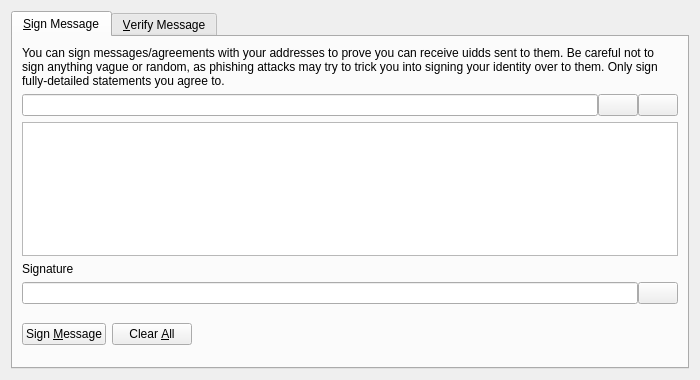
Qt form src/qt/forms/signverifymessagedialog.ui (shaileshnift/UIDD) before a commit.
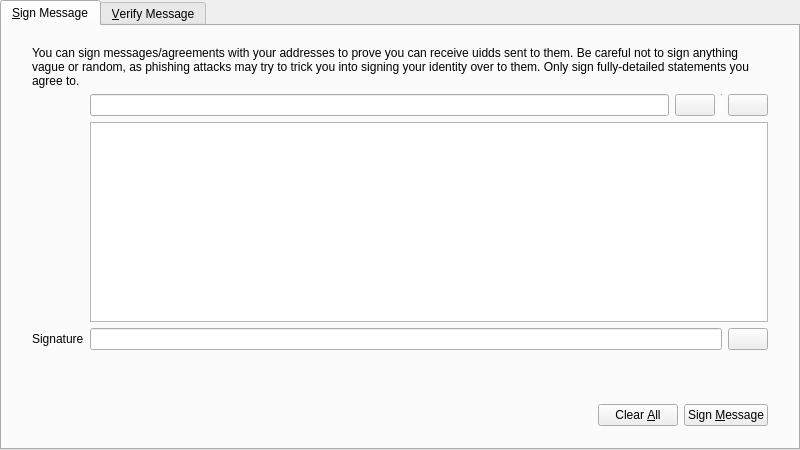
The same form after that commit. Icons and pictures are not drawn. Custom widgets are drawn as their Qt base class.

```diff
--- a/src/qt/forms/signverifymessagedialog.ui
+++ b/src/qt/forms/signverifymessagedialog.ui
@@ -6,8 +6,8 @@
    <rect>
     <x>0</x>
     <y>0</y>
-    <width>700</width>
-    <height>380</height>
+    <width>800</width>
+    <height>450</height>
    </rect>
   </property>
   <property name="windowTitle">
@@ -17,6 +17,18 @@
    <bool>true</bool>
   </property>
   <layout class="QVBoxLayout" name="verticalLayout">
+   <property name="leftMargin">
+    <number>0</number>
+   </property>
+   <property name="topMargin">
+    <number>0</number>
+   </property>
+   <property name="rightMargin">
+    <number>0</number>
+   </property>
+   <property name="bottomMargin">
+    <number>0</number>
+   </property>
    <item>
     <widget class="QTabWidget" name="tabWidget">
      <property name="currentIndex">
@@ -27,23 +39,38 @@
        <string>&amp;Sign Message</string>
       </attribute>
       <layout class="QVBoxLayout" name="verticalLayout_SM">
+       <property name="leftMargin">
+        <number>0</number>
+       </property>
+       <property name="topMargin">
+        <number>0</number>
+       </property>
+       <property name="rightMargin">
+        <number>0</number>
+       </property>
+       <property name="bottomMargin">
+        <number>0</number>
+       </property>
        <item>
-        <widget class="QLabel" name="infoLabel_SM">
-         <property name="text">
-          <string>You can sign messages/agreements with your addresses to prove you can receive uidds sent to them. Be careful not to sign anything vague or random, as phishing attacks may try to trick you into signing your identity over to them. Only sign fully-detailed statements you agree to.</string>
+        <layout class="QVBoxLayout" name="verticalLayout_3">
+         <property name="leftMargin">
+          <number>30</number>
          </property>
-         <property name="textFormat">
-          <enum>Qt::PlainText</enum>
+         <property name="topMargin">
+          <number>20</number>
          </property>
-         <property name="wordWrap">
-          <bool>true</bool>
+         <property name="rightMargin">
+          <number>30</number>
          </property>
-        </widget>
-       </item>
+         <property name="bottomMargin">
+          <number>20</number>
+         </property>
        <item>
+          <layout class="QGridLayout" name="gridLayout">
+           <item row="1" column="1">
         <layout class="QHBoxLayout" name="horizontalLayout_1_SM">
          <property name="spacing">
-          <number>0</number>
+              <number>6</number>
          </property>
          <item>
           <widget class="QValidatedLineEdit" name="addressIn_SM">
@@ -73,7 +100,20 @@
           </widget>
          </item>
          <item>
-          <widget class="QPushButton" name="pasteButton_SM">
+              <widget class="Line" name="vLine">
+               <property name="maximumSize">
+                <size>
+                 <width>1</width>
+                 <height>22</height>
+                </size>
+               </property>
+               <property name="orientation">
+                <enum>Qt::Vertical</enum>
+               </property>
+              </widget>
+             </item>
+             <item>
+              <widget class="UiddPushButton" name="pasteButton_SM">
            <property name="toolTip">
             <string>Paste address from clipboard</string>
            </property>
@@ -94,27 +134,17 @@
          </item>
         </layout>
        </item>
-       <item>
+           <item row="2" column="1">
         <widget class="QPlainTextEdit" name="messageIn_SM">
          <property name="toolTip">
           <string>Enter the message you want to sign here</string>
          </property>
         </widget>
        </item>
-       <item>
-        <widget class="QLabel" name="signatureLabel_SM">
-         <property name="text">
-          <string>Signature</string>
-         </property>
-         <property name="textFormat">
-          <enum>Qt::PlainText</enum>
-         </property>
-        </widget>
-       </item>
-       <item>
+           <item row="3" column="1">
         <layout class="QHBoxLayout" name="horizontalLayout_2_SM">
          <property name="spacing">
-          <number>0</number>
+              <number>6</number>
          </property>
          <item>
           <widget class="QLineEdit" name="signatureOut_SM">
@@ -147,42 +177,45 @@
          </item>
         </layout>
        </item>
-       <item>
-        <layout class="QHBoxLayout" name="horizontalLayout_3_SM">
-         <item>
-          <widget class="QPushButton" name="signMessageButton_SM">
-           <property name="toolTip">
-            <string>Sign the message to prove you own this Uidd address</string>
-           </property>
+           <item row="3" column="0">
+            <widget class="QLabel" name="signatureLabel_SM">
            <property name="text">
-            <string>Sign &amp;Message</string>
-           </property>
-           <property name="icon">
-            <iconset resource="../bitcoin.qrc">
-             <normaloff>:/icons/edit</normaloff>:/icons/edit</iconset>
-           </property>
-           <property name="autoDefault">
-            <bool>false</bool>
-           </property>
-          </widget>
-         </item>
-         <item>
-          <widget class="QPushButton" name="clearButton_SM">
-           <property name="toolTip">
-            <string>Reset all sign message fields</string>
-           </property>
+              <string>Signature</string>
+             </property>
+             <property name="textFormat">
+              <enum>Qt::PlainText</enum>
+             </property>
+            </widget>
+           </item>
+           <item row="0" column="0" colspan="2">
+            <widget class="QLabel" name="infoLabel_SM">
            <property name="text">
-            <string>Clear &amp;All</string>
-           </property>
-           <property name="icon">
-            <iconset resource="../bitcoin.qrc">
-             <normaloff>:/icons/remove</normaloff>:/icons/remove</iconset>
-           </property>
-           <property name="autoDefault">
-            <bool>false</bool>
+              <string>You can sign messages/agreements with your addresses to prove you can receive uidds sent to them. Be careful not to sign anything vague or random, as phishing attacks may try to trick you into signing your identity over to them. Only sign fully-detailed statements you agree to.</string>
+             </property>
+             <property name="textFormat">
+              <enum>Qt::PlainText</enum>
+             </property>
+             <property name="wordWrap">
+              <bool>true</bool>
            </property>
           </widget>
          </item>
+          </layout>
+         </item>
+        </layout>
+       </item>
+       <item>
+        <widget class="QWidget" name="buttonsContainerWhite" native="true">
+         <layout class="QHBoxLayout" name="horizontalLayout">
+          <property name="leftMargin">
+           <number>30</number>
+          </property>
+          <property name="topMargin">
+           <number>15</number>
+          </property>
+          <property name="rightMargin">
+           <number>30</number>
+          </property>
          <item>
           <spacer name="horizontalSpacer_1_SM">
            <property name="orientation">
@@ -225,7 +258,42 @@
            </property>
           </spacer>
          </item>
-        </layout>
+          <item>
+           <widget class="UiddPushButton" name="clearButton_SM">
+            <property name="toolTip">
+             <string>Reset all sign message fields</string>
+            </property>
+            <property name="text">
+             <string>Clear &amp;All</string>
+            </property>
+            <property name="icon">
+             <iconset resource="../bitcoin.qrc">
+              <normaloff>:/icons/remove</normaloff>:/icons/remove</iconset>
+            </property>
+            <property name="autoDefault">
+             <bool>false</bool>
+            </property>
+           </widget>
+          </item>
+          <item>
+           <widget class="UiddPushButton" name="signMessageButton_SM">
+            <property name="toolTip">
+             <string>Sign the message to prove you own this Uidd address</string>
+            </property>
+            <property name="text">
+             <string>Sign &amp;Message</string>
+            </property>
+            <property name="icon">
+             <iconset resource="../bitcoin.qrc">
+              <normaloff>:/icons/edit</normaloff>:/icons/edit</iconset>
+            </property>
+            <property name="autoDefault">
+             <bool>false</bool>
+            </property>
+           </widget>
+          </item>
+         </layout>
+        </widget>
        </item>
       </layout>
      </widget>
@@ -380,7 +448,12 @@
   <customwidget>
    <class>QValidatedLineEdit</class>
    <extends>QLineEdit</extends>
-   <header>qvalidatedlineedit.h</header>
+   <header>qt/qvalidatedlineedit.h</header>
+  </customwidget>
+  <customwidget>
+   <class>UiddPushButton</class>
+   <extends>QPushButton</extends>
+   <header>qt/uiddpushbutton.h</header>
   </customwidget>
  </customwidgets>
  <resources>
```
Left out of the diff: 117 changed lines with no effect on the pictures. Lines whose indentation alone changed are shown as unchanged.
